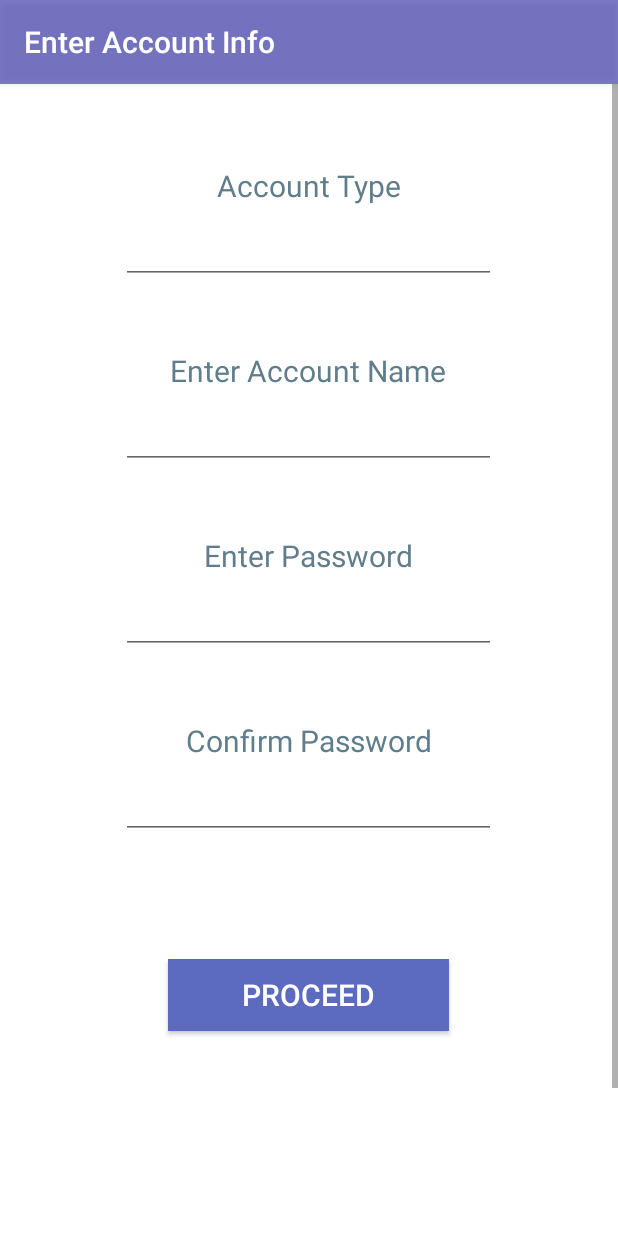
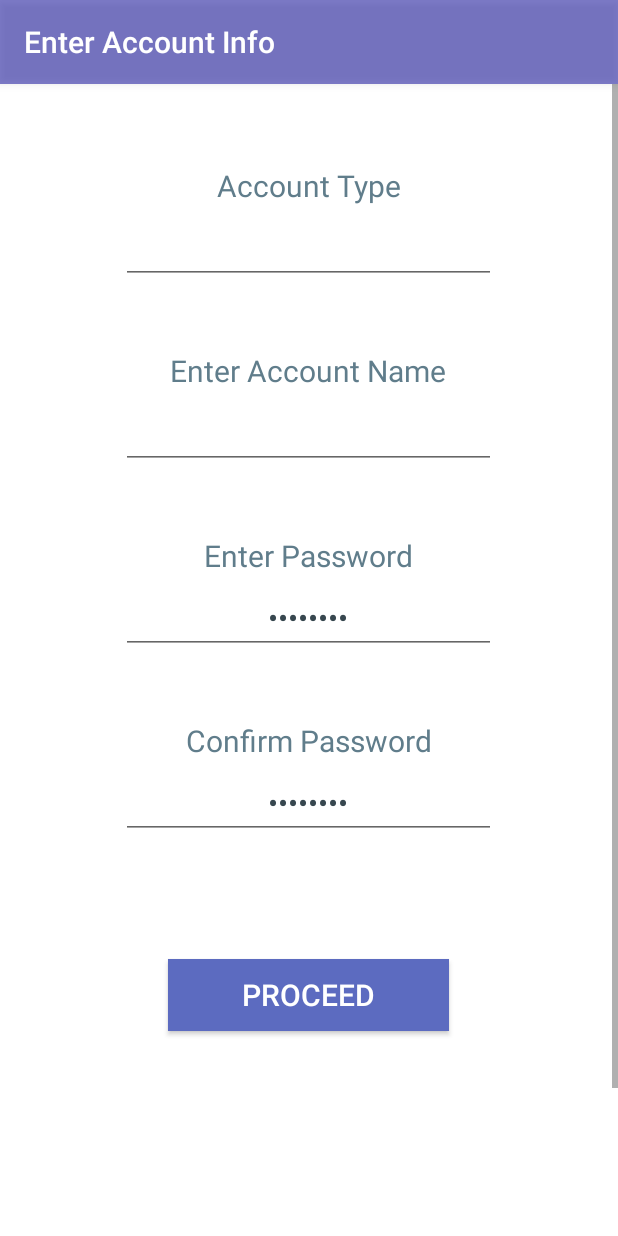
Before and after one commit to arudra/droidcrypt, an Android app: the fragment Embed placed in its activity, on a phone screen of 412 x 824 dp. Run offline under Robolectric (Android 15) with nearby library versions, the phone set to English and light mode, and no system bars.

Commit message:
Added Random generated password

```diff
--- a/DroidCrypt/app/src/main/java/com/droidcrypt/AccountInfo.java
+++ b/DroidCrypt/app/src/main/java/com/droidcrypt/AccountInfo.java
@@ -4,6 +4,7 @@ import android.graphics.Bitmap;
 import android.util.Log;
 
 import java.io.File;
+import java.security.SecureRandom;
 
 /**
  * Created by Abhishek on 3/15/2015.
@@ -21,6 +22,8 @@ public class AccountInfo
     private static AccountInfo ourInstance = new AccountInfo();
 
     public static AccountInfo getInstance() { return ourInstance; }
+    private static final String AB = "0123456789ABCDEFGHIJKLMNOPQRSTUVWXYZ";
+    private static SecureRandom rnd = new SecureRandom();
 
     private AccountInfo() {
         bitmap = null;
@@ -78,5 +81,11 @@ public class AccountInfo
         this.accountType = accountType;
     }
 
-
+    public String randomPassword( int len )
+    {
+        StringBuilder sb = new StringBuilder( len );
+        for( int i = 0; i < len; i++ )
+            sb.append( AB.charAt( rnd.nextInt(AB.length()) ) );
+        return sb.toString();
+    }
 }
--- a/DroidCrypt/app/src/main/java/com/droidcrypt/Embed.java
+++ b/DroidCrypt/app/src/main/java/com/droidcrypt/Embed.java
@@ -61,12 +61,19 @@ public class Embed extends android.support.v4.app.Fragment {
         View view = inflater.inflate(R.layout.embed_fragment, container, false);
 
         EditText accountType = (EditText) view.findViewById(R.id.editText_accountType);
+        EditText passField = (EditText) view.findViewById(R.id.editText_password);
+        EditText confirmPassField = (EditText) view.findViewById(R.id.editText_confirmPass);
+
         String accountTypeName = AccountInfo.getInstance().getAccountType();
         if (accountTypeName != null && !accountTypeName.equals("Other")) {
             accountType.setEnabled(false);
             accountType.setFocusable(false);
         }
         accountType.setText(accountTypeName);
+
+        int len = 8;
+        passField.setText(AccountInfo.getInstance().randomPassword(len));
+        confirmPassField.setText(AccountInfo.getInstance().randomPassword(len));
 
         return view;
     }
--- a/DroidCrypt/app/src/main/res/layout/embed_fragment.xml
+++ b/DroidCrypt/app/src/main/res/layout/embed_fragment.xml
@@ -72,7 +72,7 @@
             android:gravity="center_vertical|center_horizontal" />
 
         <EditText
-            android:id="@+id/password"
+            android:id="@+id/editText_password"
             android:inputType="textPassword"
             android:layout_width="250sp"
             android:layout_height="wrap_content"
```
